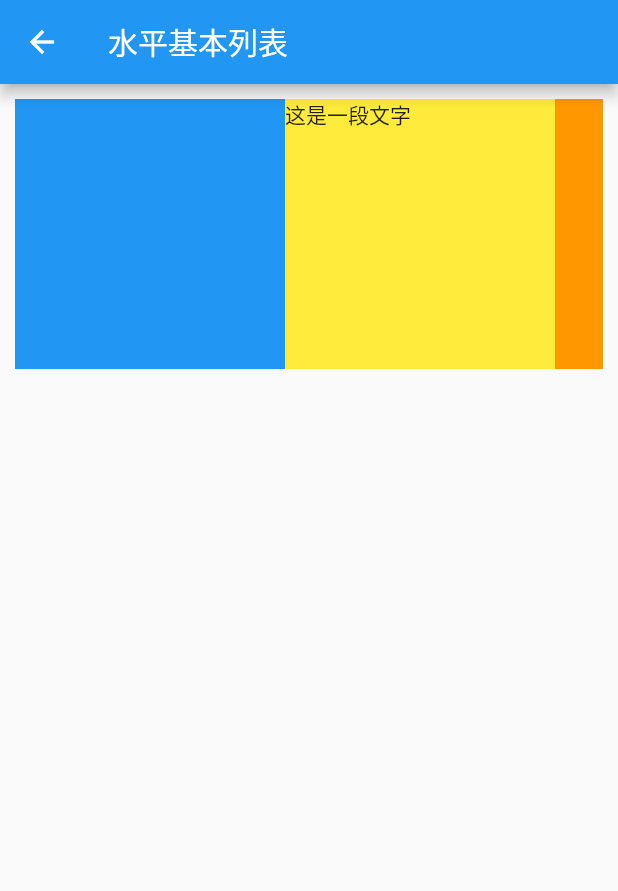
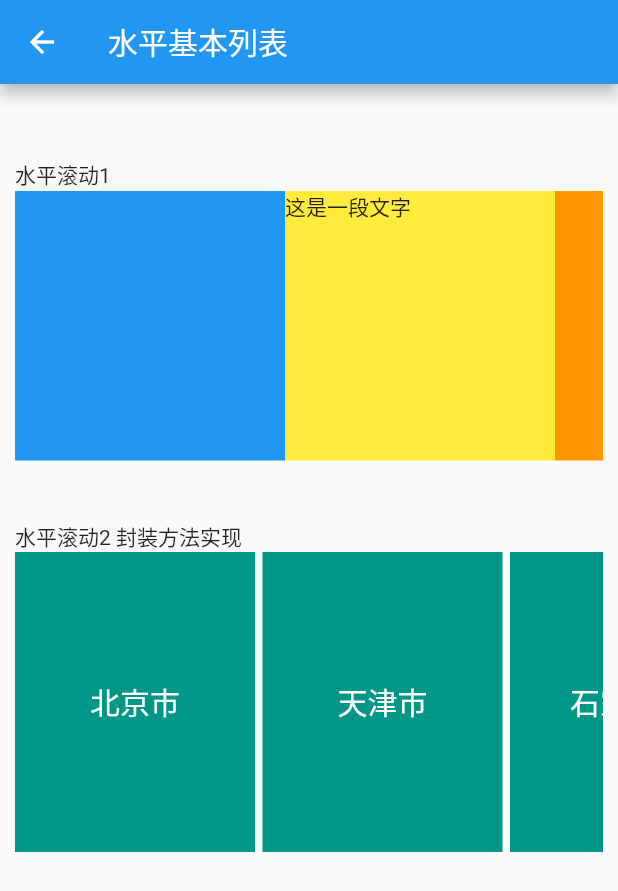
Before and after one commit to VIOOOO/FlutterDemoMo, a Flutter app: the ListViewDemoLevel screen opened directly, on a phone screen of 412 x 824 dp. Shown: the top 891 px of the screen. Run offline on Flutter 3.47's test engine with Material 2 defaults, Android fonts, the light colour scheme and no system bars; network calls fail.

Commit message:
Flutter ListView基础列表组件、水平列表组件、图标组件、动态列表组件以及循环动态数据

```diff
--- /dev/null
+++ b/lib/pages/BasicFunctions/ListViewPage/ListViewDemoAccordion.dart
@@ -0,0 +1,178 @@
+import 'package:flutter/material.dart';
+
+// 多级展开列表 手风琴
+class ListViewDemoAccordion extends StatelessWidget {
+// 多级 手风琴 ExpansionTile 多级展开列表
+  static const CITY_NAMES_EX = {
+    '河北省': [
+      '石家庄市',
+      '唐山市',
+      '秦皇岛市',
+      '邯郸市',
+      '邢台市',
+      '保定市',
+      '张家口市',
+      '承德市',
+      '沧州市',
+      '廊坊市',
+      '衡水市'
+    ],
+    '山西省': [
+      '太原市',
+      '大同市',
+      '阳泉市',
+      '长治市',
+      '晋城市',
+      '朔州市',
+      '晋中市',
+      '运城市',
+      '忻州市',
+      '临汾市',
+      '吕梁市'
+    ],
+    '辽宁省': [
+      '沈阳市',
+      '大连市',
+      '鞍山市',
+      '抚顺市',
+      '本溪市',
+      '丹东市',
+      '锦州市',
+      '营口市',
+      '阜新市',
+      '辽阳市',
+      '盘锦市',
+      '铁岭市',
+      '朝阳市',
+      '葫芦岛市'
+    ],
+    '吉林省': ['长春市', '吉林市', '四平市', '辽源市', '通化市', '白山市', '松原市', '白城市', '延边朝鲜族自治州'],
+    '河南省': [
+      '郑州市',
+      '开封市',
+      '洛阳市',
+      '平顶山市',
+      '安阳市',
+      '鹤壁市',
+      '新乡市',
+      '焦作市',
+      '濮阳市',
+      '许昌市',
+      '漯河市',
+      '三门峡市',
+      '南阳市',
+      '商丘市',
+      '信阳市',
+      '周口市',
+      '驻马店市',
+      '济源市'
+    ],
+    '江苏省': [
+      '南京市',
+      '无锡市',
+      '徐州市',
+      '常州市',
+      '苏州市',
+      '南通市',
+      '连云港市',
+      '淮安市',
+      '盐城市',
+      '扬州市',
+      '镇江市',
+      '泰州市',
+      '宿迁市'
+    ],
+    '浙江省': [
+      '杭州市',
+      '宁波市',
+      '温州市',
+      '嘉兴市',
+      '湖州市',
+      '绍兴市',
+      '金华市',
+      '衢州市',
+      '舟山市',
+      '台州市',
+      '丽水市'
+    ],
+    '安徽省': [
+      '合肥市',
+      '芜湖市',
+      '蚌埠市',
+      '淮南市',
+      '马鞍山市',
+      '淮北市',
+      '铜陵市',
+      '安庆市',
+      '黄山市',
+      '滁州市',
+      '阜阳市',
+      '宿州市',
+      '巢湖市',
+      '六安市',
+      '亳州市',
+      '池州市',
+      '宣城市'
+    ],
+    '福建省': ['福州市', '厦门市', '莆田市', '三明市', '泉州市', '漳州市', '南平市', '龙岩市', '宁德市']
+  };
+
+  const ListViewDemoAccordion({Key key}) : super(key: key);
+
+  @override
+  Widget build(BuildContext context) {
+    return Scaffold(
+      appBar: AppBar(
+        title: Text('多级展开列表 手风琴'),
+      ),
+      body: Padding(
+        padding: EdgeInsets.all(10),
+        child: ListView(
+          // 解决限高
+          shrinkWrap: true,
+          children: <Widget>[
+            ListView(
+              // 解决限高
+              shrinkWrap: true,
+              // 解决不滚动
+              physics: new NeverScrollableScrollPhysics(),
+              children: _buildList_ex(),
+            ),
+          ],
+        ),
+      ),
+    );
+  }
+
+  // 多级展开列表
+  List<Widget> _buildList_ex() {
+    List<Widget> widgets = [];
+    CITY_NAMES_EX.keys.forEach((key) {
+      widgets.add(_item(key, CITY_NAMES_EX[key]));
+    });
+    return widgets;
+  }
+
+  Widget _item(String city, List<String> subCities) {
+    return ExpansionTile(
+      title: Text(
+        city,
+        style: TextStyle(color: Colors.black54, fontSize: 20),
+      ),
+      children: subCities.map((subCity) => _buildSub(subCity)).toList(),
+    );
+  }
+
+  Widget _buildSub(String subCity) {
+    return FractionallySizedBox(
+      // 让宽度撑满  实用可伸缩组件
+      widthFactor: 1, // 宽度撑满
+      child: Container(
+        height: 50,
+        margin: EdgeInsets.only(bottom: 5),
+        decoration: BoxDecoration(color: Colors.lightBlueAccent),
+        child: Text(subCity),
+      ),
+    );
+  }
+}
--- a/lib/pages/BasicFunctions/ListViewPage/ListViewDemoLevel.dart
+++ b/lib/pages/BasicFunctions/ListViewPage/ListViewDemoLevel.dart
@@ -2,14 +2,37 @@ import 'package:flutter/material.dart';
 
 //  水平基本列表 需要在列表外设置高度
 
-class ListViewDemoLevel extends StatefulWidget {
-  ListViewDemoLevel({Key key}) : super(key: key);
+class ListViewDemoLevel extends StatelessWidget {
+// 静态类型 简单列表 网格布局
+  static const CITY_NAMES = [
+    '北京市',
+    '天津市',
+    '石家庄市',
+    '唐山市',
+    '秦皇岛市',
+    '邯郸市',
+    '邢台市',
+    '保定市',
+    '张家口市',
+    '承德市',
+    '沧州市',
+    '廊坊市',
+    '衡水市',
+    '省直辖县',
+    '太原市',
+    '大同市',
+    '阳泉市',
+    '长治市',
+    '晋城市',
+    '朔州市',
+    '晋中市',
+    '运城市',
+    '忻州市',
+    '临汾市',
+    '吕梁市'
+  ];
 
-  @override
-  _ListViewDemoLevelState createState() => _ListViewDemoLevelState();
-}
-
-class _ListViewDemoLevelState extends State<ListViewDemoLevel> {
+  const ListViewDemoLevel({Key key}) : super(key: key);
   @override
   Widget build(BuildContext context) {
     return Scaffold(
@@ -20,8 +43,9 @@ class _ListViewDemoLevelState extends State<ListViewDemoLevel> {
         padding: EdgeInsets.all(10),
         child: ListView(
           children: <Widget>[
-            Column(
-              children: <Widget>[
+            SizedBox(height: 40),
+            // 水平滚动需要 在列表内设置 滚动方向
+            Text('水平滚动1'),
             Container(
               height: 180.0,
               child: ListView(
@@ -55,11 +79,42 @@ class _ListViewDemoLevelState extends State<ListViewDemoLevel> {
                 ],
               ),
             ),
-              ],
+            SizedBox(height: 40),
+            Text('水平滚动2 封装方法实现'),
+            Container(
+              height: 200, // 水平滚动高度 默认是填满整个区域
+              child: ListView(
+                // // 解决限高
+                // shrinkWrap: true,
+                // // 解决不滚动
+                // physics: new NeverScrollableScrollPhysics(),
+                scrollDirection: Axis.horizontal,
+                children: _buildList(),
+              ),
             ),
           ],
         ),
       ),
     );
   }
+
+  //  简单列表 网格列表
+  List<Widget> _buildList() {
+    return CITY_NAMES.map((city) => _item(city)).toList();
   }
+
+  Widget _item(String city) {
+    return Container(
+      width: 160, // 水平滚动样式 默认自身宽度
+      height: 80, //网格布局 垂直滚动样式 水平滚动高度需要在外部对整个列表设置高度
+      // margin: EdgeInsets.only(bottom: 5), // 网格布局 垂直滚动样式
+      margin: EdgeInsets.only(right: 5), // 水平滚动样式 右间距
+      alignment: Alignment.center, // 居中方式
+      decoration: BoxDecoration(color: Colors.teal), // 装饰器
+      child: Text(
+        city,
+        style: TextStyle(color: Colors.white, fontSize: 20),
+      ),
+    );
+  }
+}
--- a/lib/pages/BasicFunctions/ListViewPage/ListViewDemoVertical.dart
+++ b/lib/pages/BasicFunctions/ListViewPage/ListViewDemoVertical.dart
@@ -2,31 +2,64 @@ import 'package:flutter/material.dart';
 
 // 垂直基本列表
 
-class ListViewDemoVertical extends StatefulWidget {
-  ListViewDemoVertical({Key key}) : super(key: key);
+class ListViewDemoVertical extends StatelessWidget {
+// 静态类型 简单列表 网格布局
+  static const CITY_NAMES = [
+    '北京市',
+    '天津市',
+    '石家庄市',
+    '唐山市',
+    '秦皇岛市',
+    '邯郸市',
+    '邢台市',
+    '保定市',
+    '张家口市',
+    '承德市',
+    '沧州市',
+    '廊坊市',
+    '衡水市',
+    '省直辖县',
+    '太原市',
+    '大同市',
+    '阳泉市',
+    '长治市',
+    '晋城市',
+    '朔州市',
+    '晋中市',
+    '运城市',
+    '忻州市',
+    '临汾市',
+    '吕梁市'
+  ];
 
-  @override
-  _ListViewDemoVerticalState createState() => _ListViewDemoVerticalState();
-}
-
-class _ListViewDemoVerticalState extends State<ListViewDemoVertical> {
+  const ListViewDemoVertical({Key key}) : super(key: key);
   @override
   Widget build(BuildContext context) {
     return Scaffold(
       appBar: AppBar(
-        title: Text('垂直基本列表'),
+        title: Text('垂直基本列表 默认'),
       ),
       body: Padding(
         padding: EdgeInsets.all(10),
         child: ListView(
+          // 解决限高
+          shrinkWrap: true,
+          children: <Widget>[
+            SizedBox(height: 20),
+            Text('垂直列表1'),
+            ListView(
+              // 解决限高
+              shrinkWrap: true,
+              // 解决不滚动
+              physics: new NeverScrollableScrollPhysics(),
               children: <Widget>[
                 Text("一、垂直列表 左右插入图标、图片"),
                 ListTile(
                   leading: Image.network(
                       'https://flutter.cn/images/assets-and-images/icon.png'),
                   title: Text('会Dart'),
-              subtitle:
-                  Text('Flutter是谷歌公司开发的一款开源、免费的移动UI框架，可以让我们快速的在Android和iOS上。'),
+                  subtitle: Text(
+                      'Flutter是谷歌公司开发的一款开源、免费的移动UI框架，可以让我们快速的在Android和iOS上。'),
                 ),
                 ListTile(
                   leading: Icon(
@@ -137,6 +170,37 @@ class _ListViewDemoVerticalState extends State<ListViewDemoVertical> {
                     padding: EdgeInsets.fromLTRB(0, 10, 0, 10)),
               ],
             ),
+            SizedBox(height: 20),
+            Text('垂直列表2 封装方法实现'),
+            ListView(
+              // 解决限高
+              shrinkWrap: true,
+              // 解决不滚动
+              physics: new NeverScrollableScrollPhysics(),
+              children: _buildList(),
+            ),
+          ],
+        ),
+      ),
+    );
+  }
+
+//  简单列表 网格列表
+  List<Widget> _buildList() {
+    return CITY_NAMES.map((city) => _item(city)).toList();
+  }
+
+  Widget _item(String city) {
+    return Container(
+      //    width: 160, // 水平滚动样式 默认自身宽度
+      height: 80, //网格布局 垂直滚动样式 水平滚动高度需要在外部对整个列表设置高度
+      margin: EdgeInsets.only(bottom: 5), // 网格布局 垂直滚动样式
+      //    margin: EdgeInsets.only(right: 5), // 水平滚动样式 右间距
+      alignment: Alignment.center, // 居中方式
+      decoration: BoxDecoration(color: Colors.teal), // 装饰器
+      child: Text(
+        city,
+        style: TextStyle(color: Colors.white, fontSize: 20),
       ),
     );
   }
--- a/lib/routes/Routes.dart
+++ b/lib/routes/Routes.dart
@@ -19,6 +19,10 @@ import '../pages/BasicFunctions/ListViewPage/ListViewDemoLevel.dart';
 import '../pages/BasicFunctions/ListViewPage/ListViewDemoVertical.dart';
 import '../pages/BasicFunctions/ListViewPage/ListViewDemoDynamic.dart';
 import '../pages/BasicFunctions/ListViewPage/ListViewDemoRefresh.dart';
+import '../pages/BasicFunctions/ListViewPage/ListViewDemoAccordion.dart';
+// import '../pages/BasicFunctions//GridViewPage/GridView.dart';
+// import '../pages/BasicFunctions//GridViewPage/GridViewDemo.dart';
+// import '../pages/BasicFunctions//GridViewPage/GridViewDemoAccordion.dart';
 
 // 配置命名路由
 final routes = {
@@ -45,9 +49,18 @@ final routes = {
   // 水平基本列表
   '/listViewDemoLevel': (context) => ListViewDemoLevel(),
   // 垂直基本列表
-  '/ListViewDemoVertical': (context) => ListViewDemoVertical(),
+  '/listViewDemoVertical': (context) => ListViewDemoVertical(),
   // 动态列表
-  '/ListViewDemoDynamic': (context) => ListViewDemoDynamic(),
+  '/listViewDemoDynamic': (context) => ListViewDemoDynamic(),
+  // 多级展开列表 手风琴
+  '/listViewDemoAccordion': (context) => ListViewDemoAccordion(),
+  // // 网格布局
+  // '/gridView': (context) => GridViewPage(),
+  // // 网格组件 基本类型
+  // '/gridViewDemo': (context) => GridViewDemo(),
+  // // 网格布局 多种类型类型  简单类型 复杂多级列表
+  // '/gridViewDemoAccordion': (context) => GridViewDemoAccordion(),
+
 };
 
 //  固定路由写法
```
Also changed, not shown: lib/pages/BasicFunctions/GridViewPage/res/listData.dart (added, +44 -0 lines), lib/pages/BasicFunctions/ListViewPage/ListView.dart (+8 -1 lines), lib/pages/BasicFunctions/ListViewPage/ListViewDemoDynamic.dart (+7 -7 lines), lib/pages/tabs/BasicFuns.dart (+8 -1 lines). Lines whose indentation alone changed are shown as unchanged.
